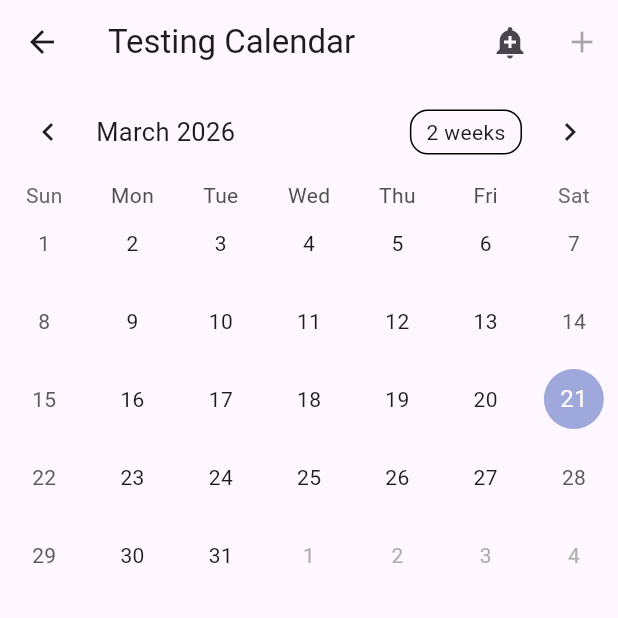
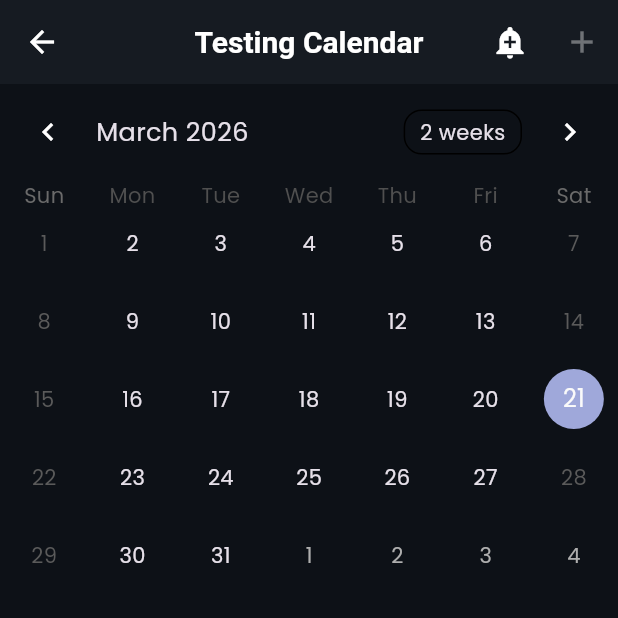
Before and after one commit to J4lR/CS400_Planner_Project, a Flutter app: the TableCalenderTest screen opened directly, on a phone screen of 412 x 824 dp, the top half of it. Run offline on Flutter 3.47's test engine with Material 3 defaults, Android fonts, the phone set to English and light mode, and no system bars; drawn by our look-alikes of table_calendar; our stand-ins replace google_fonts.

Commit message:
added theme and updated main

```diff
--- /dev/null
+++ b/frontend/lib/theme.dart
@@ -0,0 +1,122 @@
+import 'package:flutter/material.dart';
+import 'package:google_fonts/google_fonts.dart';
+
+class TasklyTheme {
+  static ThemeData darkTheme = ThemeData(
+    brightness: Brightness.dark,
+    scaffoldBackgroundColor: const Color(0xFF0D1117),
+    primaryColor: const Color(0xFF3B82F6),
+    colorScheme: const ColorScheme.dark(
+      primary: Color(0xFF3B82F6),
+      secondary: Color(0xFF60A5FA),
+      surface: Color(0xFF161B22),
+      error: Color(0xFFEF4444),
+    ),
+    textTheme: GoogleFonts.poppinsTextTheme(ThemeData.dark().textTheme),
+    appBarTheme: const AppBarTheme(
+      backgroundColor: Color(0xFF161B22),
+      elevation: 0,
+      centerTitle: true,
+      iconTheme: IconThemeData(color: Colors.white),
+      titleTextStyle: TextStyle(
+        color: Colors.white,
+        fontSize: 20,
+        fontWeight: FontWeight.w600,
+      ),
+    ),
+    cardTheme: CardTheme(
+      color: const Color(0xFF161B22),
+      elevation: 0,
+      shape: RoundedRectangleBorder(
+        borderRadius: BorderRadius.circular(12),
+        side: const BorderSide(color: Color(0xFF30363D)),
+      ),
+    ),
+    inputDecorationTheme: InputDecorationTheme(
+      filled: true,
+      fillColor: const Color(0xFF161B22),
+      border: OutlineInputBorder(
+        borderRadius: BorderRadius.circular(12),
+        borderSide: const BorderSide(color: Color(0xFF30363D)),
+      ),
+      enabledBorder: OutlineInputBorder(
+        borderRadius: BorderRadius.circular(12),
+        borderSide: const BorderSide(color: Color(0xFF30363D)),
+      ),
+      focusedBorder: OutlineInputBorder(
+        borderRadius: BorderRadius.circular(12),
+        borderSide: const BorderSide(color: Color(0xFF3B82F6), width: 2),
+      ),
+      labelStyle: const TextStyle(color: Color(0xFF8B949E)),
+      hintStyle: const TextStyle(color: Color(0xFF8B949E)),
+    ),
+    elevatedButtonTheme: ElevatedButtonThemeData(
+      style: ElevatedButton.styleFrom(
+        backgroundColor: const Color(0xFF3B82F6),
+        foregroundColor: Colors.white,
+        shape: RoundedRectangleBorder(borderRadius: BorderRadius.circular(12)),
+        padding: const EdgeInsets.symmetric(vertical: 16),
+        textStyle: const TextStyle(fontSize: 16, fontWeight: FontWeight.w600),
+      ),
+    ),
+  );
+
+  static ThemeData lightTheme = ThemeData(
+    brightness: Brightness.light,
+    scaffoldBackgroundColor: const Color(0xFFF6F8FA),
+    primaryColor: const Color(0xFF3B82F6),
+    colorScheme: const ColorScheme.light(
+      primary: Color(0xFF3B82F6),
+      secondary: Color(0xFF60A5FA),
+      surface: Colors.white,
+      error: Color(0xFFEF4444),
+    ),
+    textTheme: GoogleFonts.poppinsTextTheme(ThemeData.light().textTheme),
+    appBarTheme: const AppBarTheme(
+      backgroundColor: Colors.white,
+      elevation: 0,
+      centerTitle: true,
+      iconTheme: IconThemeData(color: Color(0xFF1F2937)),
+      titleTextStyle: TextStyle(
+        color: Color(0xFF1F2937),
+        fontSize: 20,
+        fontWeight: FontWeight.w600,
+      ),
+    ),
+    cardTheme: CardTheme(
+      color: Colors.white,
+      elevation: 0,
+      shape: RoundedRectangleBorder(
+        borderRadius: BorderRadius.circular(12),
+        side: const BorderSide(color: Color(0xFFE5E7EB)),
+      ),
+    ),
+    inputDecorationTheme: InputDecorationTheme(
+      filled: true,
+      fillColor: Colors.white,
+      border: OutlineInputBorder(
+        borderRadius: BorderRadius.circular(12),
+        borderSide: const BorderSide(color: Color(0xFFE5E7EB)),
+      ),
+      enabledBorder: OutlineInputBorder(
+        borderRadius: BorderRadius.circular(12),
+        borderSide: const BorderSide(color: Color(0xFFE5E7EB)),
+      ),
+      focusedBorder: OutlineInputBorder(
+        borderRadius: BorderRadius.circular(12),
+        borderSide: const BorderSide(color: Color(0xFF3B82F6), width: 2),
+      ),
+      labelStyle: const TextStyle(color: Color(0xFF6B7280)),
+      hintStyle: const TextStyle(color: Color(0xFF6B7280)),
+    ),
+    elevatedButtonTheme: ElevatedButtonThemeData(
+      style: ElevatedButton.styleFrom(
+        backgroundColor: const Color(0xFF3B82F6),
+        foregroundColor: Colors.white,
+        shape: RoundedRectangleBorder(borderRadius: BorderRadius.circular(12)),
+        padding: const EdgeInsets.symmetric(vertical: 16),
+        textStyle: const TextStyle(fontSize: 16, fontWeight: FontWeight.w600),
+      ),
+    ),
+  );
+}
```
Also changed, not shown: frontend/lib/main.dart (+30 -169 lines).
